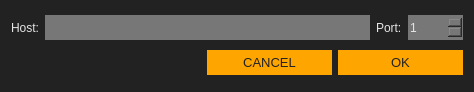
Old version of the form src/gui/ui/newpooldialog.ui in the repository ConcealNetwork/conceal-desktop.
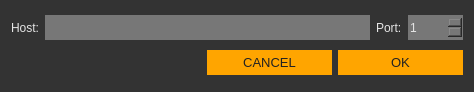
New version of the form.

Diff of the .ui file:
```diff
--- a/src/gui/ui/newpooldialog.ui
+++ b/src/gui/ui/newpooldialog.ui
@@ -14,7 +14,7 @@
    <string>New pool</string>
   </property>
   <property name="styleSheet">
-   <string notr="true">background-color: #222;
+   <string notr="true">background-color: #333;
 color: #e5e5e5;
 border: 0px;</string>
   </property>
```
